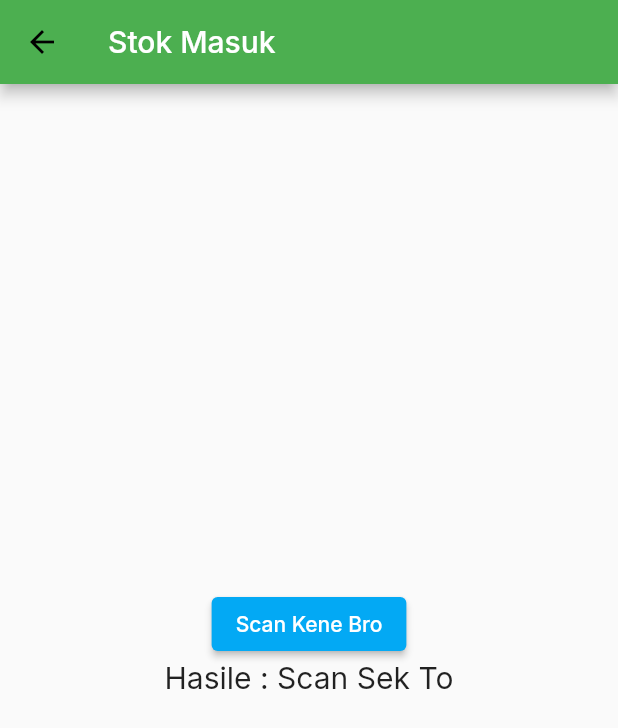
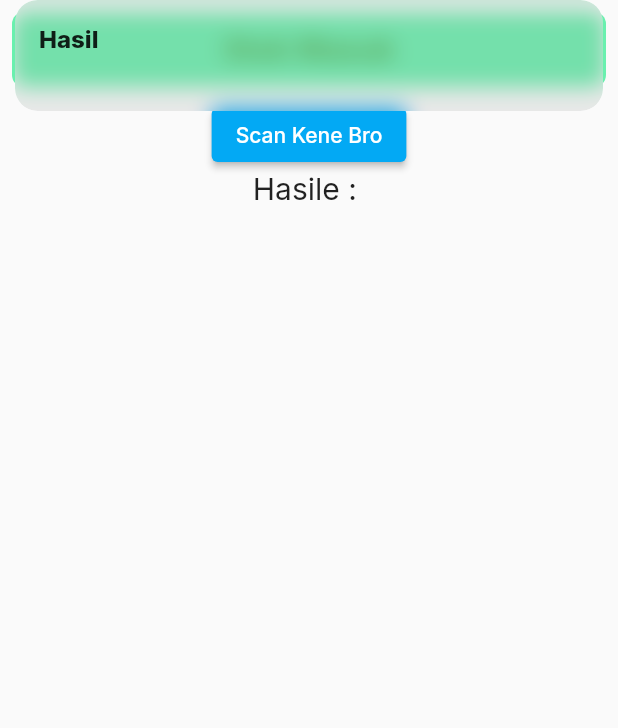
Before and after one commit to fuadagus/admin-jawara, a Flutter app: the StokMasuk screen opened directly, after a tap on "Scan Kene Bro", on a phone screen of 412 x 824 dp. Shown: the top 728 px of the screen. Run offline on Flutter 3.47's test engine with Material 2 defaults, Android fonts, the phone set to English and light mode, and no system bars; our stand-ins replace cloud_firestore, easy_sidemenu, firebase_core, firebase_database, get, google_fonts; missing offline and left inert: flutter_barcode_scanner; accounts and stored records are empty.

Commit message:
merapikan kode dengan getx controller dan styling appbar

```diff
--- /dev/null
+++ b/lib/constant/database.dart
@@ -0,0 +1,3 @@
+import 'package:admin_jawara/main.dart';
+
+final database = databaseReference.child('items');
--- a/lib/controller/controller.dart
+++ b/lib/controller/controller.dart
@@ -1,9 +1,51 @@
-// import 'package:flutter/material.dart';
-// import 'package:get/get.dart';
+import 'package:get/get.dart';
 
-// class appBarController extends GetxController {
-//   final String Title;
-//   appBarController(this.Title);
+class ScannerController extends GetxController {
+  RxString hasil = "".obs;
 
+  void updateHasil(_value) => hasil.value = _value;
 
-// }
+  String scanRes(results) {
+    if (results.contains("~*~")) {
+      return results.substring(results.indexOf("~*~") + 3);
+    }
+    if (results.contains("`*`")) {
+      return results.substring(results.indexOf("`*`") + 3);
+    }
+    if (results.contains("`*~")) {
+      return results.substring(results.indexOf("`*~") + 3);
+    }
+    if (results.contains("~8`")) {
+      return results.substring(results.indexOf("~8`") + 3);
+    }
+
+    if (results.contains("`8`")) {
+      return results.substring(results.indexOf("`8`") + 3);
+    }
+    if (results.contains("`8~")) {
+      return results.substring(results.indexOf("`8~") + 3);
+    }
+    if (results.contains("~*`")) {
+      return results.substring(results.indexOf("~*`") + 3);
+    }
+    if (results.contains("~*~")) {
+      return results.substring(results.indexOf("~*~") + 3);
+    } else {
+      return results;
+    }
+  }
+}
+
+class HeaderController extends GetxController {
+  RxList headerTitle = [
+    "Panel Admin Jawara",
+    "Datar Barang",
+    "Stok Keluar",
+    "Stok Masuk",
+    "Orderan WA"
+  ].obs;
+  var headerIndex = 0.obs;
+  changeHeaderIndex(index) {
+    return HeaderController().headerIndex.value = index;
+  }
+}
--- a/lib/pages/stokmasuk.dart
+++ b/lib/pages/stokmasuk.dart
@@ -1,8 +1,8 @@
+import 'package:admin_jawara/controller/controller.dart';
 import 'package:flutter/material.dart';
-import 'dart:io' show Platform;
+import 'package:get/get.dart';
 import 'dart:async';
 
-import 'package:flutter/material.dart';
 import 'package:flutter/services.dart';
 import 'package:flutter_barcode_scanner/flutter_barcode_scanner.dart';
 
@@ -16,36 +16,67 @@ class StokMasuk extends StatefulWidget {
 class _StokMasukState extends State<StokMasuk> {
   @override
   Widget build(BuildContext context) {
-    return Scaffold(body: Scanner());
+    return const Scaffold(body: Scanner());
   }
 }
 
 class Scanner extends StatefulWidget {
+  const Scanner({Key? key}) : super(key: key);
+
   @override
   _ScannerState createState() => _ScannerState();
 }
 
 class _ScannerState extends State<Scanner> {
   String _scanBarcode = 'Scan Sek To';
+  final _controller = ScannerController();
+  // final _hasil = Get.put(Controller().hasil.value);
 
   @override
   void initState() {
     super.initState();
   }
 
-  Future<void> startBarcodeScanStream() async {
-    FlutterBarcodeScanner.getBarcodeStreamReceiver(
-            '#ff6666', 'Gak Sido', true, ScanMode.BARCODE)!
-        .listen((barcode) => print(barcode));
-  }
+  // Future<void> scanQR() async {
+  //   String barcodeScanRes;
+  //   // Platform messages may fail, so we use a try/catch PlatformException.
+  //   try {
+  //     barcodeScanRes = await FlutterBarcodeScanner.scanBarcode(
+  //         '#ff6666', 'Gak Sido', true, ScanMode.QR);
+  //   } on PlatformException {
+  //     barcodeScanRes = 'Failed to get platform version.';
+  //   }
 
-  Future<void> scanQR() async {
+  //   // If the widget was removed from the tree while the asynchronous platform
+  //   // message was in flight, we want to discard the reply rather than calling
+  //   // setState to update our non-existent appearance.
+  //   if (!mounted) return;
+
+  //   setState(() {
+  //     _scanBarcode = barcodeScanRes;
+  //   });
+  // }
+
+  // Future<void> startBarcodeScanStream() async {
+  //   FlutterBarcodeScanner.getBarcodeStreamReceiver(
+  //           '#ff6666', 'Gak Sido', true, ScanMode.BARCODE)!
+  //       .listen((barcode) {
+  //     Get.snackbar("hasil", barcode);
+  //     Get.defaultDialog();
+  //     //   setState(() {
+  //     //     _scanBarcode = barcode;
+  //     //     Get.snackbar("Hasil", _scanBarcode);
+  //     //   });
+  //     //   print(barcode);
+  //     // }
+  //   });
+  // }
+
+  Future<void> scanBarcodeNormal() async {
     String barcodeScanRes;
-    // Platform messages may fail, so we use a try/catch PlatformException.
     try {
       barcodeScanRes = await FlutterBarcodeScanner.scanBarcode(
-          '#ff6666', 'Gak Sido', true, ScanMode.QR);
-      print(barcodeScanRes);
+          '#ff6666', 'Gak Sido', true, ScanMode.BARCODE);
     } on PlatformException {
       barcodeScanRes = 'Failed to get platform version.';
     }
@@ -55,116 +86,46 @@ class _ScannerState extends State<Scanner> {
     // setState to update our non-existent appearance.
     if (!mounted) return;
 
-    setState(() {
-      _scanBarcode = barcodeScanRes;
-    });
-  }
-
-  // Platform messages are asynchronous, so we initialize in an async method.
-  Future<void> scanBarcodeNormal() async {
-    String barcodeScanRes;
-    // Platform messages may fail, so we use a try/catch PlatformException.
-    try {
-      barcodeScanRes = await FlutterBarcodeScanner.scanBarcode(
-          '#ff6666', 'Gak Sido', true, ScanMode.BARCODE);
-      print(barcodeScanRes);
-    } on PlatformException {
-      barcodeScanRes = 'Failed to get platform version.';
-    }
-
-    // If the widget was removed from the tree while the asynchronous platform
-    // message was in flight, we want to discard the reply rather than calling
-    // setState to update our non-existent appearance.
-    if (!mounted) return;
-
-    if (barcodeScanRes.contains("~*~")) {
-      setState(() {
-        _scanBarcode =
-            barcodeScanRes.substring(barcodeScanRes.indexOf("~*~") + 3);
-      });
-    }
-    if (barcodeScanRes.contains("`*`")) {
-      setState(() {
-        _scanBarcode =
-            barcodeScanRes.substring(barcodeScanRes.indexOf("`*`") + 3);
-      });
-    }
-    if (barcodeScanRes.contains("`*~")) {
-      setState(() {
-        _scanBarcode =
-            barcodeScanRes.substring(barcodeScanRes.indexOf("`*~") + 3);
-      });
-    }
-    if (barcodeScanRes.contains("~8`")) {
-      setState(() {
-        _scanBarcode =
-            barcodeScanRes.substring(barcodeScanRes.indexOf("~8`") + 3);
-      });
-    }
-
-    if (barcodeScanRes.contains("`8`")) {
-      setState(() {
-        _scanBarcode =
-            barcodeScanRes.substring(barcodeScanRes.indexOf("`8`") + 3);
-      });
-    }
-    if (barcodeScanRes.contains("`8~")) {
-      setState(() {
-        _scanBarcode =
-            barcodeScanRes.substring(barcodeScanRes.indexOf("`8~") + 3);
-      });
-    }
-    if (barcodeScanRes.contains("~*`")) {
-      setState(() {
-        _scanBarcode =
-            barcodeScanRes.substring(barcodeScanRes.indexOf("~*`") + 3);
-      });
-    }
-    if (barcodeScanRes.contains("~*~")) {
-      setState(() {
-        _scanBarcode =
-            barcodeScanRes.substring(barcodeScanRes.indexOf("~*~") + 3);
-      });
-    } else
-      setState(() {
-        _scanBarcode =
-            barcodeScanRes.substring(barcodeScanRes.indexOf("~*~") + 3);
-        SnackBar(content: Text(_scanBarcode));
-      });
+    _controller.updateHasil(_controller.scanRes(barcodeScanRes));
+    Get.snackbar("Hasil", '${_controller.hasil.value}');
   }
 
   @override
   Widget build(BuildContext context) {
-    return Scaffold(
-        appBar: AppBar(
-            backgroundColor: Colors.green,
-            title: const Text(
-              'Stok Masuk',
-              style: TextStyle(color: Colors.white),
-            )),
-        body: Builder(builder: (BuildContext context) {
-          return Container(
-              alignment: Alignment.center,
-              child: Flex(
+    return Obx(() => Flex(
             direction: Axis.vertical,
-                  mainAxisAlignment: MainAxisAlignment.center,
+            mainAxisAlignment: MainAxisAlignment.start,
             children: <Widget>[
+              Padding(
+                padding: const EdgeInsets.all(8.0),
+                child: Container(
+                  height: 50,
+                  decoration: BoxDecoration(
+                    color: Colors.greenAccent,
+                    borderRadius: BorderRadius.circular(8),
+                  ),
+                  child: Center(
+                    child: Text(
+                      "Stok Masuk",
+                      style: TextStyle(
+                        fontWeight: FontWeight.bold,
+                        fontSize: 20,
+                        color: Colors.green,
+                      ),
+                    ),
+                  ),
+                ),
+              ),
               ElevatedButton(
-                        onPressed: () => scanBarcodeNormal(),
-                        child: Text(
+                  onPressed: () {
+                    scanBarcodeNormal();
+                  },
+                  child: const Text(
                     'Scan Kene Bro',
                     style: TextStyle(color: Colors.white),
                   )),
-                    // ElevatedButton(
-                    //     onPressed: () => scanQR(), child: Text('Lak QR Kene')),
-                    // // ElevatedButton(
-                    // //     onPressed: () {
-                    // //       startBarcodeScanStream();
-                    // //     },
-                    // //     child: Text('scan Teros')),
-                    Text('Hasile : $_scanBarcode\n',
-                        style: TextStyle(fontSize: 20)),
+              Text('Hasile : ${_controller.hasil.value}\n',
+                  style: const TextStyle(fontSize: 20)),
             ]));
-        }));
   }
 }
```
Also changed, not shown: lib/component/daftarbarang/daftarbarangitem.dart (+8 -8 lines), lib/component/daftarbarang/footer.dart (deleted, +0 -12 lines), lib/pages/daftarbarang.dart (+8 -10 lines), lib/pages/dashboard.dart (+3 -5 lines), lib/pages/homepage.dart (+37 -8 lines), lib/pages/stokkeluar.dart (+94 -118 lines), 1 other file. Lines whose indentation alone changed are shown as unchanged.
